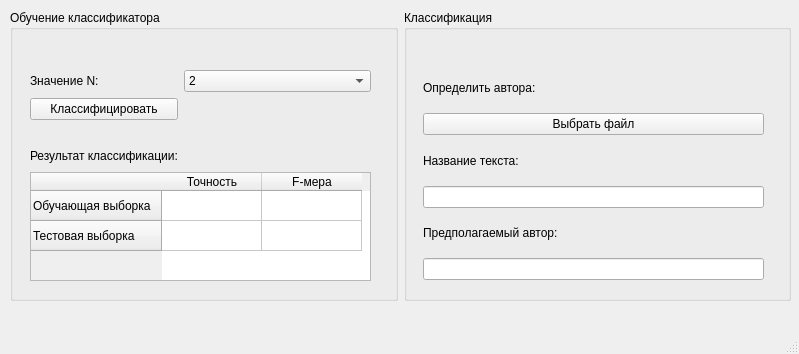
This is mainwindow.ui in oljakon/bachelor-degree as Qt 5 draws it before an edit. The edited form follows.
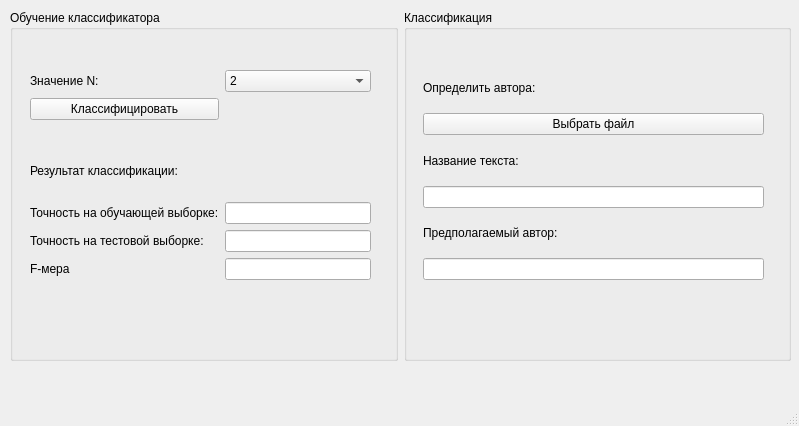
This is the edited form.

Diff of the .ui file:
```diff
--- a/mainwindow.ui
+++ b/mainwindow.ui
@@ -7,7 +7,7 @@
     <x>0</x>
     <y>0</y>
     <width>799</width>
-    <height>354</height>
+    <height>426</height>
    </rect>
   </property>
   <property name="windowTitle">
@@ -20,7 +20,7 @@
       <x>10</x>
       <y>10</y>
       <width>781</width>
-      <height>291</height>
+      <height>351</height>
      </rect>
     </property>
     <layout class="QHBoxLayout" name="horizontalLayout">
@@ -35,45 +35,14 @@
           <x>20</x>
           <y>60</y>
           <width>341</width>
-          <height>211</height>
+          <height>210</height>
          </rect>
         </property>
         <layout class="QGridLayout" name="gridLayout">
-         <item row="1" column="0">
-          <widget class="QPushButton" name="classify">
+         <item row="3" column="0">
+          <widget class="QLabel" name="label_2">
            <property name="text">
-            <string>Классифицировать</string>
-           </property>
-          </widget>
-         </item>
-         <item row="4" column="0" colspan="2">
-          <widget class="QTableWidget" name="table">
-           <row>
-            <property name="text">
-             <string>Обучающая выборка</string>
-            </property>
-           </row>
-           <row>
-            <property name="text">
-             <string>Тестовая выборка</string>
-            </property>
-           </row>
-           <column>
-            <property name="text">
-             <string>Точность</string>
-            </property>
-           </column>
-           <column>
-            <property name="text">
-             <string>F-мера</string>
-            </property>
-           </column>
-          </widget>
-         </item>
-         <item row="0" column="0">
-          <widget class="QLabel" name="label">
-           <property name="text">
-            <string>Значение N:</string>
+            <string>Результат классификации:</string>
            </property>
           </widget>
          </item>
@@ -106,27 +75,51 @@
            </item>
           </widget>
          </item>
-         <item row="3" column="0">
-          <widget class="QLabel" name="label_2">
+         <item row="0" column="0">
+          <widget class="QLabel" name="label">
            <property name="text">
-            <string>Результат классификации:</string>
+            <string>Значение N:</string>
+           </property>
+          </widget>
+         </item>
+         <item row="1" column="0">
+          <widget class="QPushButton" name="classify">
+           <property name="text">
+            <string>Классифицировать</string>
+           </property>
+          </widget>
+         </item>
+         <item row="6" column="1">
+          <widget class="QLineEdit" name="fScore"/>
+         </item>
+         <item row="5" column="1">
+          <widget class="QLineEdit" name="testScore"/>
+         </item>
+         <item row="4" column="1">
+          <widget class="QLineEdit" name="trainScore"/>
+         </item>
+         <item row="6" column="0">
+          <widget class="QLabel" name="label_8">
+           <property name="text">
+            <string>F-мера</string>
+           </property>
+          </widget>
+         </item>
+         <item row="4" column="0">
+          <widget class="QLabel" name="label_6">
+           <property name="text">
+            <string>Точность на обучающей выборке:</string>
+           </property>
+          </widget>
+         </item>
+         <item row="5" column="0">
+          <widget class="QLabel" name="label_7">
+           <property name="text">
+            <string>Точность на тестовой выборке:</string>
            </property>
           </widget>
          </item>
          <item row="2" column="0" colspan="2">
-          <spacer name="horizontalSpacer">
-           <property name="orientation">
-            <enum>Qt::Horizontal</enum>
-           </property>
-           <property name="sizeHint" stdset="0">
-            <size>
-             <width>40</width>
-             <height>20</height>
-            </size>
-           </property>
-          </spacer>
-         </item>
-         <item row="3" column="1">
           <spacer name="horizontalSpacer_2">
            <property name="orientation">
             <enum>Qt::Horizontal</enum>
```
